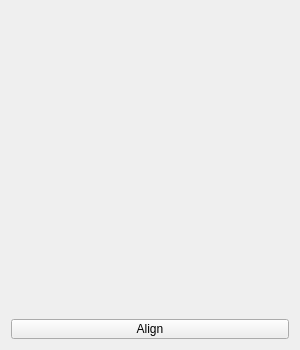
Old version of the form ui/tabs/qaligntab.ui in the repository bhsingleton/poser.
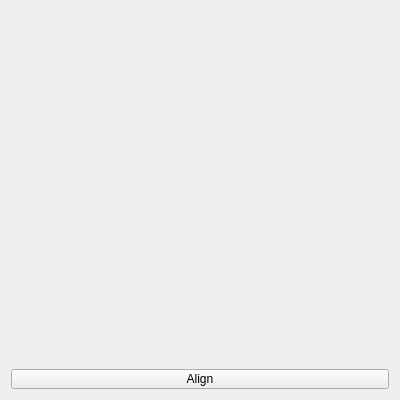
New version of the form.

```diff
--- a/ui/tabs/qaligntab.ui
+++ b/ui/tabs/qaligntab.ui
@@ -6,8 +6,8 @@
    <rect>
     <x>0</x>
     <y>0</y>
-    <width>300</width>
-    <height>350</height>
+    <width>400</width>
+    <height>400</height>
    </rect>
   </property>
   <property name="windowTitle">
@@ -30,8 +30,8 @@
        <rect>
         <x>0</x>
         <y>0</y>
-        <width>282</width>
-        <height>306</height>
+        <width>382</width>
+        <height>356</height>
        </rect>
       </property>
      </widget>
```
Left out of the diff: 4 changed lines with no effect on the pictures.
